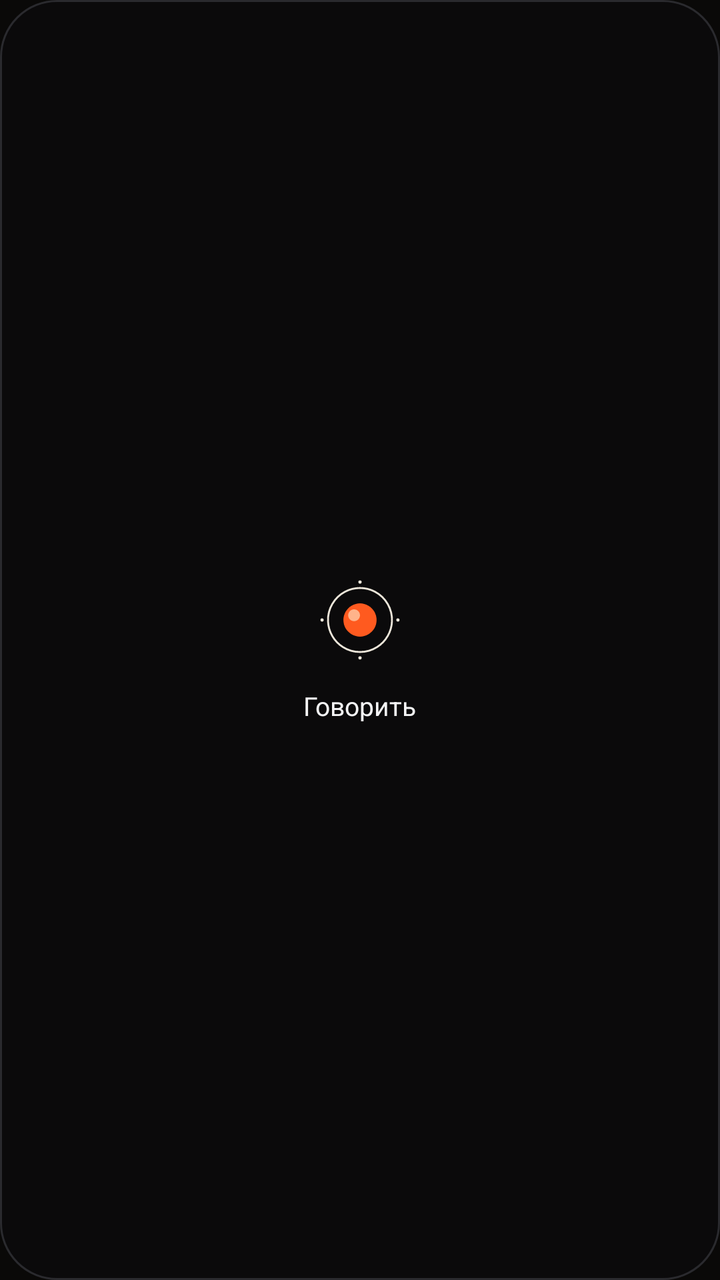
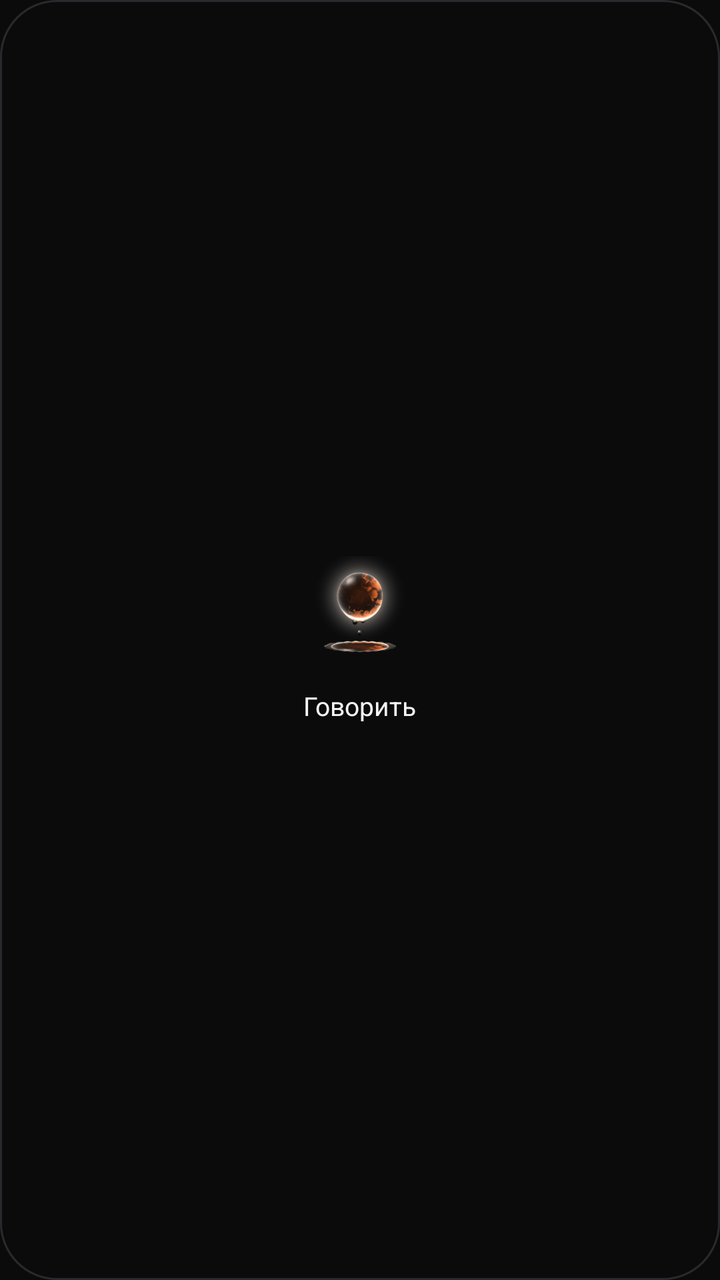

An Android layout rendered at two revisions. The XML below is the earlier revision; the diff shows what the commit changed to produce the second picture.
<!-- AndroidManifest.xml: application theme Theme.Archangel -->
<!-- res/layout/widget_orb.xml -->
<?xml version="1.0" encoding="utf-8"?>
<LinearLayout xmlns:android="http://schemas.android.com/apk/res/android"
    android:id="@+id/widget_root"
    android:layout_width="match_parent"
    android:layout_height="match_parent"
    android:background="@drawable/widget_bg"
    android:gravity="center"
    android:orientation="vertical"
    android:padding="10dp">

    <ImageView
        android:layout_width="64dp"
        android:layout_height="64dp"
        android:contentDescription="@string/widget_talk"
        android:src="@drawable/ic_launcher_foreground" />

    <TextView
        android:layout_width="wrap_content"
        android:layout_height="wrap_content"
        android:layout_marginTop="2dp"
        android:text="@string/widget_talk"
        android:textColor="#F4F4F5"
        android:textSize="13sp" />
</LinearLayout>
<!-- resources referenced by this layout -->
<resources>
  <!-- drawable ic_launcher_foreground (drawable) -->
  <?xml version="1.0" encoding="utf-8"?>
  <vector xmlns:android="http://schemas.android.com/apk/res/android"
      android:width="108dp"
      android:height="108dp"
      android:viewportWidth="108"
      android:viewportHeight="108">
      <path
          android:strokeColor="#EDE6DA"
          android:strokeWidth="1.6"
          android:fillColor="#00000000"
          android:pathData="M54,27 A27,27 0 1,1 53.99,27" />
      <path
          android:fillColor="#FF5A1F"
          android:pathData="M54,40 A14,14 0 1,1 53.99,40 Z" />
      <path
          android:fillColor="#FFB38A"
          android:pathData="M49,45 A5,5 0 1,1 48.99,45 Z" />
      
      <path android:fillColor="#EDE6DA" android:pathData="M54,22 m-1.4,0 a1.4,1.4 0 1,0 2.8,0 a1.4,1.4 0 1,0 -2.8,0" />
      <path android:fillColor="#EDE6DA" android:pathData="M86,54 m-1.4,0 a1.4,1.4 0 1,0 2.8,0 a1.4,1.4 0 1,0 -2.8,0" />
      <path android:fillColor="#EDE6DA" android:pathData="M54,86 m-1.4,0 a1.4,1.4 0 1,0 2.8,0 a1.4,1.4 0 1,0 -2.8,0" />
      <path android:fillColor="#EDE6DA" android:pathData="M22,54 m-1.4,0 a1.4,1.4 0 1,0 2.8,0 a1.4,1.4 0 1,0 -2.8,0" />
  </vector>
  <!-- drawable widget_bg (drawable) -->
  <?xml version="1.0" encoding="utf-8"?>
  <shape xmlns:android="http://schemas.android.com/apk/res/android" android:shape="rectangle">
      <solid android:color="#F20B0B0C" />
      <corners android:radius="28dp" />
      <stroke android:width="1dp" android:color="#2A2A2E" />
  </shape>
  <string name="widget_talk">Говорить</string>
  <style name="Theme.Archangel" parent="@android:style/Theme.Material.NoActionBar">
          <item name="android:windowBackground">@color/night_background</item>
          <item name="android:statusBarColor">@android:color/transparent</item>
          <item name="android:navigationBarColor">@android:color/transparent</item>
      </style>
  <color name="night_background">#FF0A0908</color>
</resources>

<!-- the commit's change to res/layout/widget_orb.xml (unified diff, before → after) -->
@@ -12,7 +12,7 @@
         android:layout_width="64dp"
         android:layout_height="64dp"
         android:contentDescription="@string/widget_talk"
-        android:src="@drawable/ic_launcher_foreground" />
+        android:src="@mipmap/ic_launcher_foreground" />
 
     <TextView
         android:layout_width="wrap_content"
<!-- resource entries referenced after the edit -->
@@ -1,29 +1,5 @@
 <!-- resources referenced by this layout -->
 <resources>
-  <!-- drawable ic_launcher_foreground (drawable) -->
-  <?xml version="1.0" encoding="utf-8"?>
-  <vector xmlns:android="http://schemas.android.com/apk/res/android"
-      android:width="108dp"
-      android:height="108dp"
-      android:viewportWidth="108"
-      android:viewportHeight="108">
-      <path
-          android:strokeColor="#EDE6DA"
-          android:strokeWidth="1.6"
-          android:fillColor="#00000000"
-          android:pathData="M54,27 A27,27 0 1,1 53.99,27" />
-      <path
-          android:fillColor="#FF5A1F"
-          android:pathData="M54,40 A14,14 0 1,1 53.99,40 Z" />
-      <path
-          android:fillColor="#FFB38A"
-          android:pathData="M49,45 A5,5 0 1,1 48.99,45 Z" />
-      
-      <path android:fillColor="#EDE6DA" android:pathData="M54,22 m-1.4,0 a1.4,1.4 0 1,0 2.8,0 a1.4,1.4 0 1,0 -2.8,0" />
-      <path android:fillColor="#EDE6DA" android:pathData="M86,54 m-1.4,0 a1.4,1.4 0 1,0 2.8,0 a1.4,1.4 0 1,0 -2.8,0" />
-      <path android:fillColor="#EDE6DA" android:pathData="M54,86 m-1.4,0 a1.4,1.4 0 1,0 2.8,0 a1.4,1.4 0 1,0 -2.8,0" />
-      <path android:fillColor="#EDE6DA" android:pathData="M22,54 m-1.4,0 a1.4,1.4 0 1,0 2.8,0 a1.4,1.4 0 1,0 -2.8,0" />
-  </vector>
   <!-- drawable widget_bg (drawable) -->
   <?xml version="1.0" encoding="utf-8"?>
   <shape xmlns:android="http://schemas.android.com/apk/res/android" android:shape="rectangle">
@@ -31,12 +7,13 @@
       <corners android:radius="28dp" />
       <stroke android:width="1dp" android:color="#2A2A2E" />
   </shape>
+  <!-- mipmap ic_launcher_foreground: png bitmap (mipmap-hdpi, 20678 bytes) -->
   <string name="widget_talk">Говорить</string>
   <style name="Theme.Archangel" parent="@android:style/Theme.Material.NoActionBar">
           <item name="android:windowBackground">@color/night_background</item>
           <item name="android:statusBarColor">@android:color/transparent</item>
           <item name="android:navigationBarColor">@android:color/transparent</item>
       </style>
-  <color name="night_background">#FF0A0908</color>
+  <color name="night_background">#FF0B0B0C</color>
 </resources>
 
